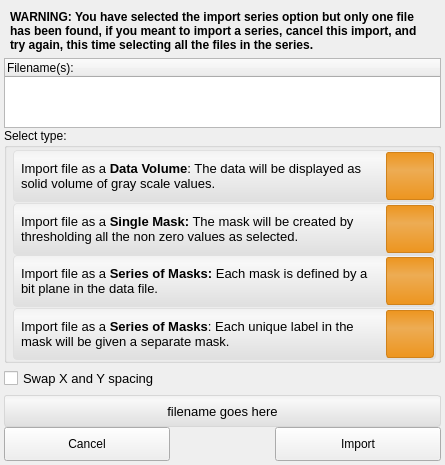
This is src/Interface/Application/LayerImporterWidget.ui in jessdtate/Seg3D as Qt 5 draws it before an edit. The edited form follows.
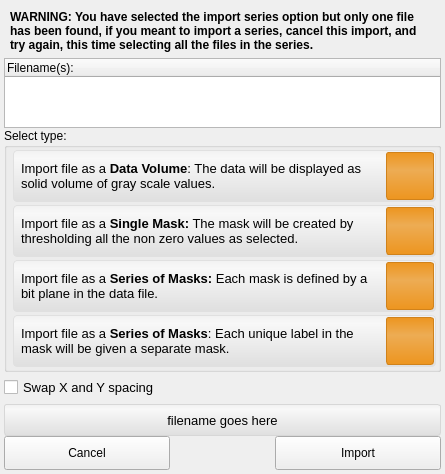
This is the edited form. Icons and pictures are not drawn. Custom widgets are drawn as their Qt base class.

The edit to the form file:
```diff
--- a/src/Interface/Application/LayerImporterWidget.ui
+++ b/src/Interface/Application/LayerImporterWidget.ui
@@ -7,7 +7,7 @@
     <x>0</x>
     <y>0</y>
     <width>445</width>
-    <height>458</height>
+    <height>474</height>
    </rect>
   </property>
   <property name="minimumSize">
```
Left out of the diff: 2 changed lines with no effect on the pictures.
